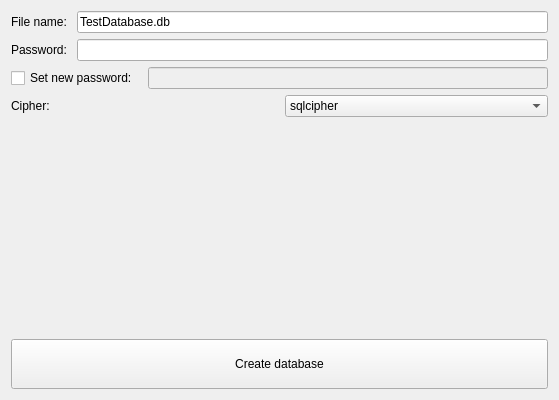
The window that Demo/QSQLite3MultipleCiphersDemo.ui (FalsinSoft/QSQLite3MultipleCiphers) describes before a commit, drawn with Qt 5.
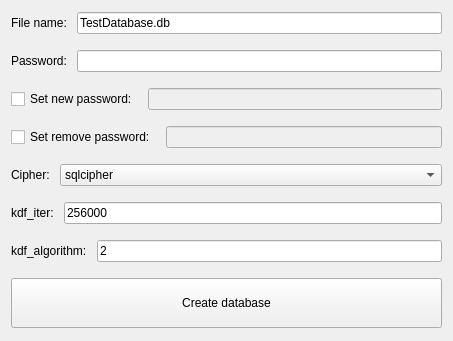
The same window after the commit.

Commit message: Changed interface to support all options

The edit to the form file:
```diff
--- a/Demo/QSQLite3MultipleCiphersDemo.ui
+++ b/Demo/QSQLite3MultipleCiphersDemo.ui
@@ -6,8 +6,8 @@
    <rect>
     <x>0</x>
     <y>0</y>
-    <width>559</width>
-    <height>400</height>
+    <width>453</width>
+    <height>341</height>
    </rect>
   </property>
   <property name="windowTitle">
@@ -18,6 +18,9 @@
   </property>
   <widget class="QWidget" name="centralWidget">
    <layout class="QVBoxLayout" name="verticalLayout">
+    <property name="spacing">
+     <number>15</number>
+    </property>
     <item>
      <layout class="QHBoxLayout" name="horizontalLayout">
       <property name="spacing">
@@ -77,6 +80,27 @@
       </item>
      </layout>
     </item>
+    <item>
+     <layout class="QHBoxLayout" name="horizontalLayout_6">
+      <property name="spacing">
+       <number>10</number>
+      </property>
+      <item>
+       <widget class="QCheckBox" name="setRemovePassword">
+        <property name="text">
+         <string>Set remove password:</string>
+        </property>
+       </widget>
+      </item>
+      <item>
+       <widget class="QLineEdit" name="removePassword">
+        <property name="enabled">
+         <bool>false</bool>
+        </property>
+       </widget>
+      </item>
+     </layout>
+    </item>
     <item>
      <layout class="QHBoxLayout" name="horizontalLayout_4">
       <property name="spacing">
@@ -91,6 +115,12 @@
       </item>
       <item>
        <widget class="QComboBox" name="cipher">
+        <property name="sizePolicy">
+         <sizepolicy hsizetype="MinimumExpanding" vsizetype="Fixed">
+          <horstretch>0</horstretch>
+          <verstretch>0</verstretch>
+         </sizepolicy>
+        </property>
         <property name="currentIndex">
          <number>3</number>
         </property>
@@ -129,17 +159,46 @@
      </layout>
     </item>
     <item>
-     <spacer name="verticalSpacer">
-      <property name="orientation">
-       <enum>Qt::Vertical</enum>
+     <layout class="QHBoxLayout" name="horizontalLayout_5">
+      <property name="spacing">
+       <number>10</number>
       </property>
-      <property name="sizeHint" stdset="0">
-       <size>
-        <width>20</width>
-        <height>40</height>
-       </size>
+      <item>
+       <widget class="QLabel" name="label_4">
+        <property name="text">
+         <string>kdf_iter:</string>
+        </property>
+       </widget>
+      </item>
+      <item>
+       <widget class="QLineEdit" name="kdf_iter">
+        <property name="text">
+         <string>256000</string>
+        </property>
+       </widget>
+      </item>
+     </layout>
+    </item>
+    <item>
+     <layout class="QHBoxLayout" name="horizontalLayout_7">
+      <property name="spacing">
+       <number>10</number>
       </property>
-     </spacer>
+      <item>
+       <widget class="QLabel" name="label_5">
+        <property name="text">
+         <string>kdf_algorithm:</string>
+        </property>
+       </widget>
+      </item>
+      <item>
+       <widget class="QLineEdit" name="kdf_algorithm">
+        <property name="text">
+         <string>2</string>
+        </property>
+       </widget>
+      </item>
+     </layout>
     </item>
     <item>
      <widget class="QPushButton" name="createDatabaseButton">
```
Left out of the diff: 20 changed lines with no effect on the pictures. The commit also changes 1 other file.
